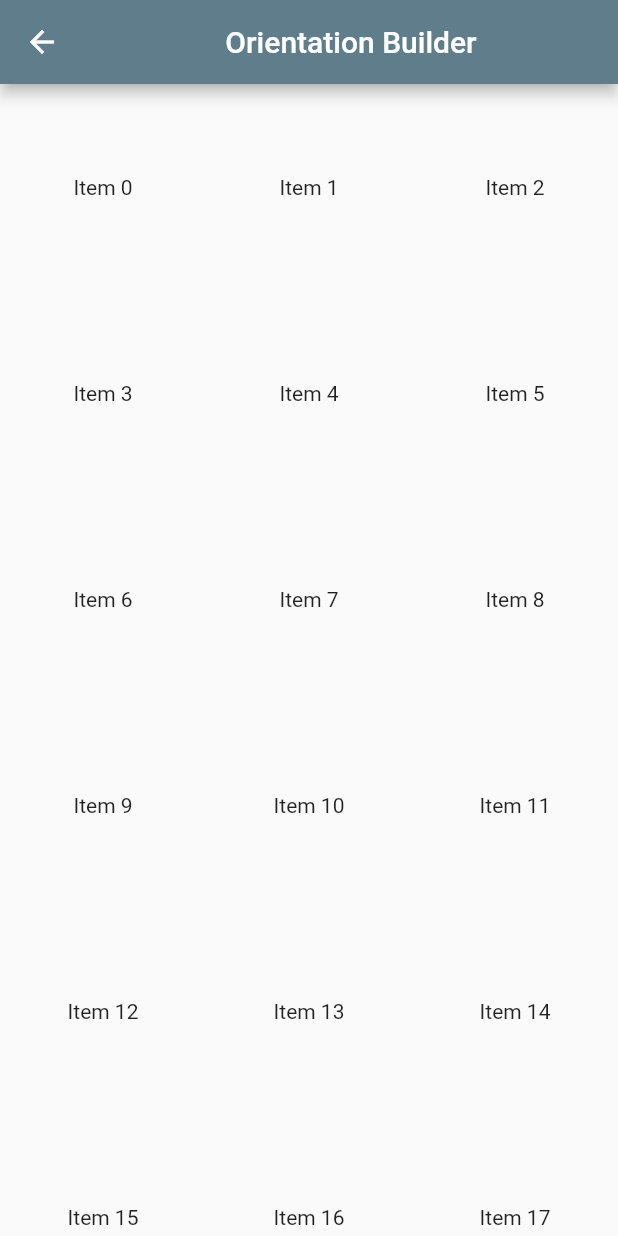
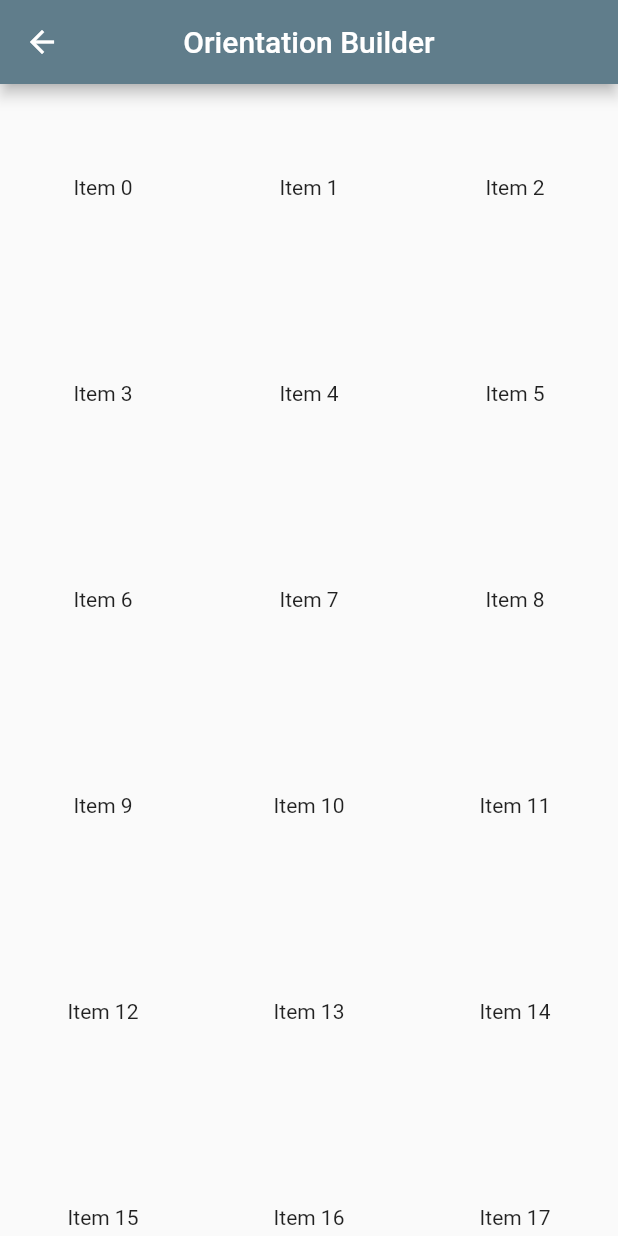
Before and after one commit to auaicn/Testbed-flutter, a Flutter app: the screen it shows after launch, after a tap on "Orientation Builder", on a phone screen of 412 x 824 dp. Run offline on Flutter 3.47's test engine with Material 2 defaults, Android fonts, the phone set to English and light mode, and no system bars.

Commit message:
Refactor: Extracted constants, removed explicit Center in AppBar title
- in course, `Center(Text( ))` is used but `centerTitle` property in appBar is preferred. It's even default value

```diff
--- a/course_2/lib/functions/my_orientation_builder.dart
+++ b/course_2/lib/functions/my_orientation_builder.dart
@@ -8,7 +8,8 @@ class MyOrientationBuilder extends StatefulWidget {
 }
 
 class _MyOrientationBuilderState extends State<MyOrientationBuilder> {
-  final int _crossAxisCount = 3;
+  final int _crossAxisCountInPortraitMode = 3;
+  final int _crossAxisCountInLandscapeMode = 5;
   final String _functionName = "Orientation Builder";
   void _handleAppBarBackArrow() {
     Navigator.pop(context);
@@ -18,9 +19,8 @@ class _MyOrientationBuilderState extends State<MyOrientationBuilder> {
   Widget build(BuildContext context) {
     return Scaffold(
       appBar: AppBar(
-        title: Center(
-          child: Text(_functionName),
-        ),
+        title: Text(_functionName),
+        centerTitle: true,
         leading: IconButton(
           icon: Icon(Icons.arrow_back),
           onPressed: _handleAppBarBackArrow,
@@ -33,7 +33,9 @@ class _MyOrientationBuilderState extends State<MyOrientationBuilder> {
             padding: EdgeInsets.zero,
 
             // GridView 는 기본적으로 ratio 1:1 을 가져가는 것 같다.
-            crossAxisCount: orientation == Orientation.portrait ? 3 : 5,
+            crossAxisCount: orientation == Orientation.portrait
+                ? _crossAxisCountInPortraitMode
+                : _crossAxisCountInLandscapeMode,
             children: List.generate(
               50,
               (index) => Center(
--- a/course_2/lib/title.dart
+++ b/course_2/lib/title.dart
@@ -17,7 +17,10 @@ class _TitlePageState extends State<TitlePage> {
   @override
   Widget build(BuildContext context) {
     return Scaffold(
-      appBar: AppBar(title: Text("Functions Title Page")),
+      appBar: AppBar(
+        title: Text("Functions Title Page"),
+        centerTitle: true,
+      ),
       body: Center(
         child: Padding(
           padding: EdgeInsets.all(40),
@@ -45,7 +48,7 @@ class _TitlePageState extends State<TitlePage> {
                 FunctionItem(
                   functionName: "Orientation Builder",
                   detailedWidget: MyOrientationBuilder(),
-                )
+                ),
               ],
             ),
           ),
```
